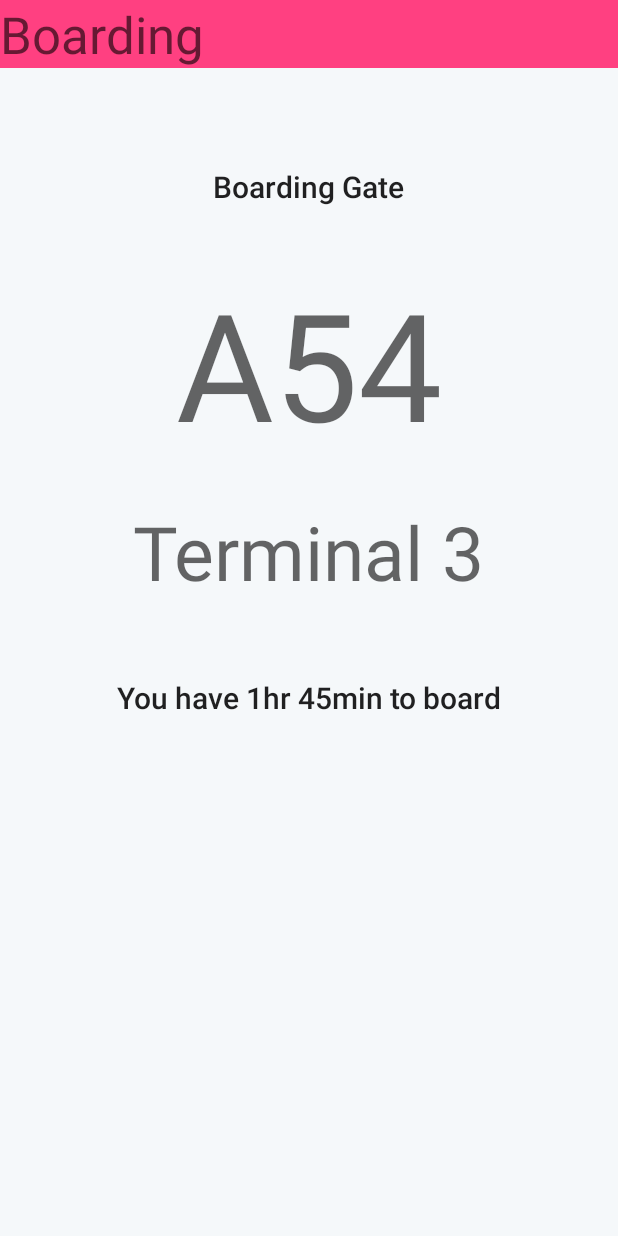
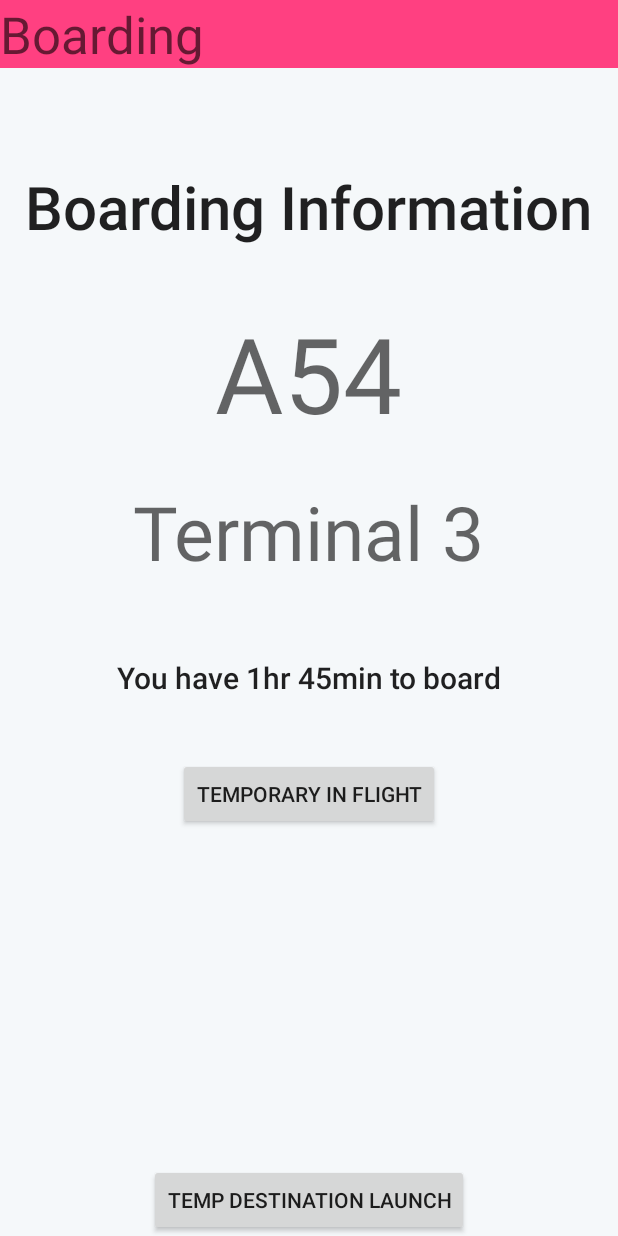
Before and after one commit to travelExotikos/Exotikos, an Android app: the layout fragment_boarding_main.xml on its own in the app's theme, with its tools: preview values and no code run, on a phone screen of 412 x 824 dp. Run offline under Robolectric (Android 15) with nearby library versions, the phone set to English and light mode, and no system bars.

Commit message:
destination fragment

```diff
--- a/app/src/main/java/com/exotikosteam/exotikos/utils/Constants.java
+++ b/app/src/main/java/com/exotikosteam/exotikos/utils/Constants.java
@@ -10,4 +10,7 @@ public class Constants {
     public static final Integer REQUEST_CODE_SCAN = 1;
     public static final Integer REQUEST_CODE_CONTACT = 2;
     public static final String PARAM_TRIP = "paramTrip";
+    public static final String TERMINAL = "Terminal ";
+    public static final String GATE = "Gate  ";
+
 }
--- a/app/src/main/res/layout/fragment_boarding_main.xml
+++ b/app/src/main/res/layout/fragment_boarding_main.xml
@@ -13,14 +13,15 @@
             android:layout_alignParentTop="true"
             android:layout_alignParentLeft="true"
             android:layout_alignParentStart="true"
-            android:id="@+id/tvBoarding" />
+            android:id="@+id/tvBoardingHeaderLbl" />
 
         <TextView
-            android:text="Boarding Gate"
+            android:text="@string/boardingGate"
             android:layout_width="wrap_content"
             android:textAppearance="@style/Base.TextAppearance.AppCompat.Title"
+            android:textSize="40dp"
             android:layout_height="wrap_content"
-            android:layout_below="@+id/tvBoarding"
+            android:layout_below="@+id/tvBoardingHeaderLbl"
             android:layout_centerHorizontal="true"
             android:layout_marginTop="65dp"
             android:id="@+id/tvBoardingGateLbl" />
@@ -53,9 +54,26 @@
             android:layout_height="wrap_content"
             android:layout_marginTop="50dp"
             android:textAppearance="@style/Base.TextAppearance.AppCompat.Title"
-            android:id="@+id/textView8"
+            android:id="@+id/tvTimetoBoard"
             android:layout_below="@+id/tvTerminal"
             android:layout_centerHorizontal="true" />
 
+        <Button
+            android:text="Temporary In Flight"
+            android:layout_width="wrap_content"
+            android:layout_height="wrap_content"
+            android:layout_below="@+id/tvTimetoBoard"
+            android:layout_centerHorizontal="true"
+            android:layout_marginTop="40dp"
+            android:id="@+id/button2" />
+
+        <Button
+            android:text="Temp Destination Launch"
+            android:layout_width="wrap_content"
+            android:layout_height="wrap_content"
+            android:layout_alignParentBottom="true"
+            android:layout_centerHorizontal="true"
+            android:id="@+id/btnDestination" />
+
     </RelativeLayout>
 </layout>
--- a/app/src/main/res/layout/fragment_security_checkin.xml
+++ b/app/src/main/res/layout/fragment_security_checkin.xml
@@ -112,6 +112,12 @@
             android:layout_height="wrap_content"
             android:id="@+id/btnSecurityVideo" />
 
+        <Button
+            android:text="Go to Boarding"
+            android:layout_width="match_parent"
+            android:layout_height="wrap_content"
+            android:id="@+id/btnBoarding" />
+
     </LinearLayout>
 
 </layout>
--- a/app/src/main/res/values/dimens.xml
+++ b/app/src/main/res/values/dimens.xml
@@ -7,6 +7,6 @@
     <dimen name="fragment_horizontal_margin">10dp</dimen>
     <dimen name="fragment_horizontal_padding">10dp</dimen>
     <dimen name="airline_item_padding">10dp</dimen>
-    <dimen name="dmGateSize">100dp</dimen>
+    <dimen name="dmGateSize">70dp</dimen>
     <dimen name="dmTerminalSize">50dp</dimen>
 </resources>
--- a/app/src/main/res/values/strings.xml
+++ b/app/src/main/res/values/strings.xml
@@ -38,4 +38,6 @@
     <string name="security_video">Security Checking Procedure</string>
     <string name="launchSecurityCheck">Security Checkin</string>
     <string name="scan_parsing_error">Error scanning boarding ticket</string>
+    <string name="boardingGate">Boarding Information</string>
+    <string name="landing">Flight Landing Time</string>
 </resources>
```
Also changed, not shown: app/src/main/java/com/exotikosteam/exotikos/activities/MainActivity.java (+24 -9 lines), app/src/main/java/com/exotikosteam/exotikos/fragments/BoardingGateFragment.java (+54 -0 lines), app/src/main/java/com/exotikosteam/exotikos/fragments/SecurityCheckinFragment.java (+8 -0 lines), app/src/main/res/layout/fragment_destination.xml (added, +44 -0 lines).
